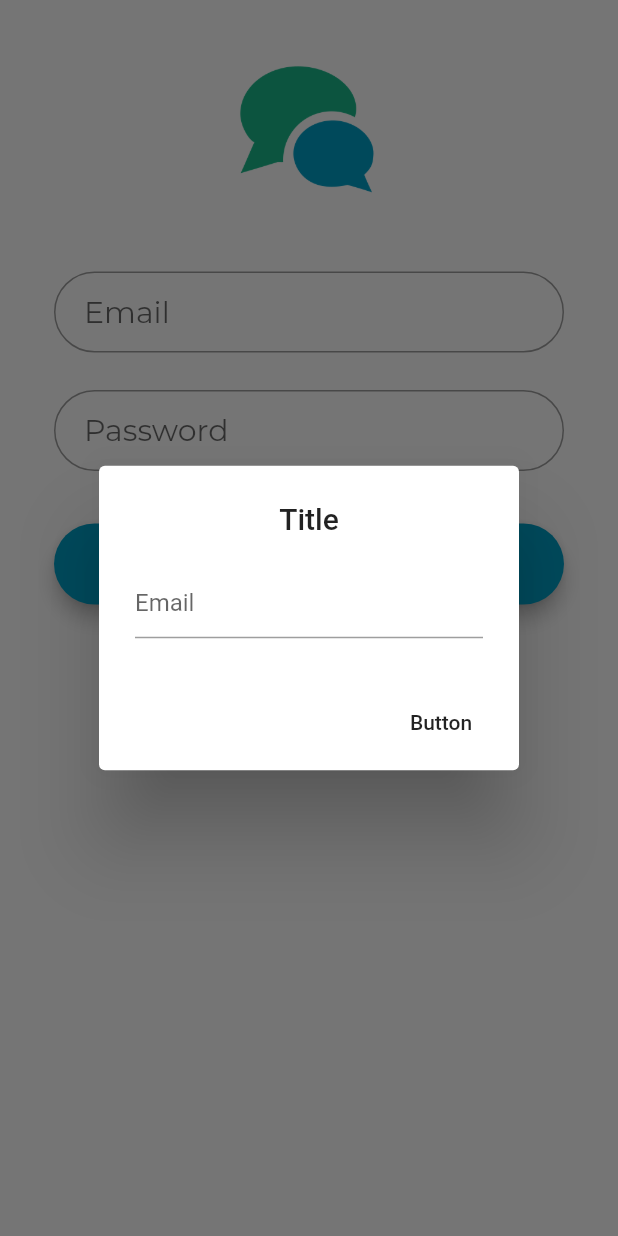
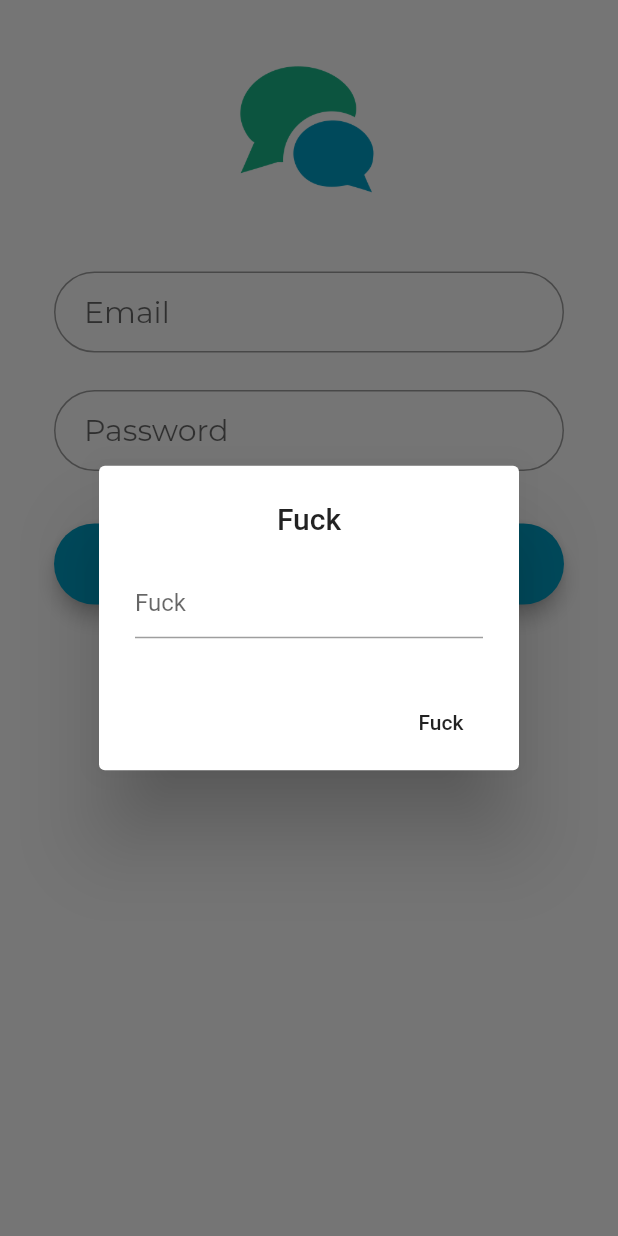
Before and after one commit to SergLam/LaboralApp, a Flutter app: the screen it shows after launch, after a tap on "Login", on a phone screen of 412 x 824 dp. Run offline on Flutter 3.47's test engine with Material 2 defaults, Android fonts, the phone set to English and light mode, and no system bars.

Commit message:
First commit

```diff
--- a/lib/screens/entrance.dart
+++ b/lib/screens/entrance.dart
@@ -13,33 +13,33 @@ class EntrancePage extends StatelessWidget {
 
   final String title;
 
-  Future<void> displayDialog(BuildContext context) async {
-
-    Widget cancelButton = new FlatButton(
-      child: new Text('Button'),
-      onPressed: () {
-        Navigator.of(context).pop();
-      },
-    );
-
-    AlertDialog alert = AlertDialog(
-      title: Text('Title', textAlign: TextAlign.center),
-      content: TextField(
-        controller: textFieldController,
-        decoration: InputDecoration(hintText: AppLocalizations.of(context).translate('email')),
-      ),
-      actions: <Widget>[
-        cancelButton
-      ],
-    );
-
-    return showDialog<void>(
-      context: context,
-      barrierDismissible: true,
-      builder: (BuildContext context) {
-              return alert;
-      },
-    );
+  displayDialog(BuildContext context){
+    TextFieldAlertDialog(title: 'Fuck', inputHint: 'Fuck', buttonTitle: 'Fuck').displayDialog(context);
+//    Widget cancelButton = new FlatButton(
+//      child: new Text('Button'),
+//      onPressed: () {
+//        Navigator.of(context).pop();
+//      },
+//    );
+//
+//    AlertDialog alert = AlertDialog(
+//      title: Text('Title', textAlign: TextAlign.center),
+//      content: TextField(
+//        controller: textFieldController,
+//        decoration: InputDecoration(hintText: AppLocalizations.of(context).translate('email')),
+//      ),
+//      actions: <Widget>[
+//        cancelButton
+//      ],
+//    );
+//
+//    return showDialog<void>(
+//      context: context,
+//      barrierDismissible: true,
+//      builder: (BuildContext context) {
+//              return alert;
+//      },
+//    );
 
   }
 
--- a/lib/ui_components/TextFieldAlertDialog.dart
+++ b/lib/ui_components/TextFieldAlertDialog.dart
@@ -1,6 +1,6 @@
 import 'package:flutter/material.dart';
 
-class TextFieldAlertDialog extends StatelessWidget {
+class TextFieldAlertDialog {
 
   TextEditingController textFieldController = TextEditingController();
 
@@ -14,16 +14,37 @@ class TextFieldAlertDialog extends StatelessWidget {
     @required
     this.inputHint,
     @required
-    this.buttonTitle})
-      : super(key: key);
+    this.buttonTitle});
 
   displayDialog(BuildContext context) {
 
+    Widget cancelButton = new FlatButton(
+      child: new Text(this.buttonTitle),
+      onPressed: () {
+        Navigator.of(context).pop();
+      },
+    );
+
+    AlertDialog alert = AlertDialog(
+      title: Text(this.title, textAlign: TextAlign.center),
+      content: TextField(
+        controller: textFieldController,
+        decoration: InputDecoration(hintText: this.inputHint),
+      ),
+      actions: <Widget>[
+        cancelButton
+      ],
+    );
+
+    return showDialog<void>(
+      context: context,
+      barrierDismissible: true,
+      builder: (BuildContext context) {
+        return alert;
+      },
+    );
+
   }
 
-  @override
-  Widget build(BuildContext context) {
-    return displayDialog(context);
-  }
 
 }
```
